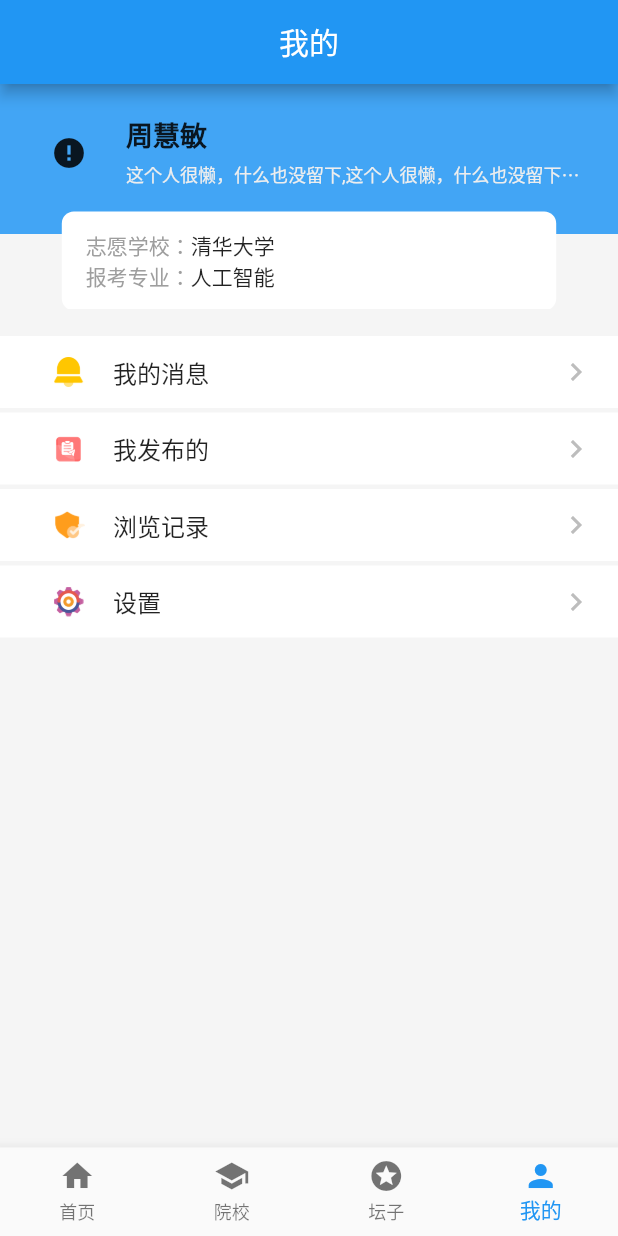
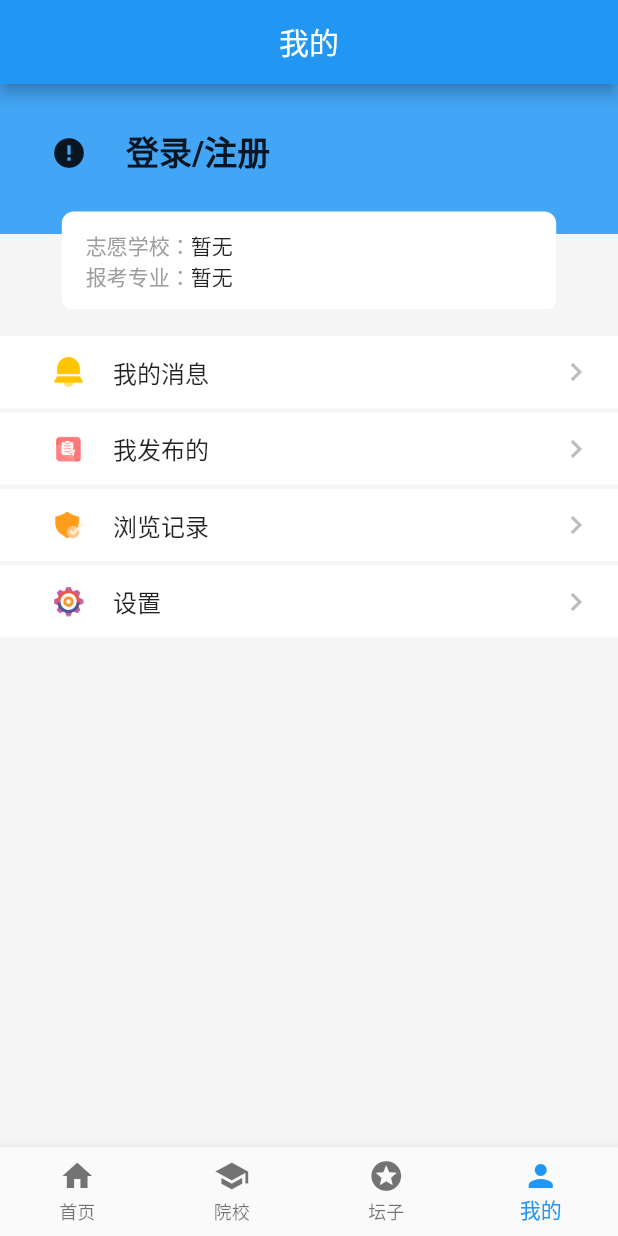
Before and after one commit to strongminmin/research, a Flutter app: the screen it shows after launch, swiped to page 4, on a phone screen of 412 x 824 dp. Run offline on Flutter 3.47's test engine with Material 2 defaults, Android fonts, the phone set to English and light mode, and no system bars; drawn by our look-alikes of cached_network_image; our stand-ins replace awesome_dialog, dio, fluro, flutter_easyrefresh, flutter_html, flutter_image_compress and 6 more; missing offline and left inert: loading_dialog, photo, photo_manager; network calls fail; statements that could not run were skipped.

Commit message:
feat: 定义认证接口

```diff
--- a/lib/components/PersonalCenter/Header.dart
+++ b/lib/components/PersonalCenter/Header.dart
@@ -1,11 +1,30 @@
 import 'package:cached_network_image/cached_network_image.dart';
+import 'package:fluro/fluro.dart';
 import 'package:flutter/material.dart';
+import 'package:provider/provider.dart';
+import 'package:yanyou/models/UserModel.dart';
+import 'package:yanyou/provider/UserProvider.dart';
+import 'package:yanyou/routes/Application.dart';
+import 'package:yanyou/routes/Routes.dart';
 
 class Header extends StatelessWidget {
   Header({Key key}) : super(key: key);
+  Function jumpLoginPage(BuildContext context) {
+    return () {
+      Application.router.navigateTo(
+        context,
+        Routes.loginPage,
+        transition: TransitionType.native,
+      );
+    };
+  }
+
   @override
   Widget build(BuildContext context) {
     num screenWidth = MediaQuery.of(context).size.width;
+    return Consumer<UserProvider>(
+      builder: (context, userProvider, child) {
+        UserModel userModel = userProvider.userInfo;
         return Container(
           height: 150,
           child: Stack(
@@ -22,13 +41,27 @@ class Header extends StatelessWidget {
                       child: CachedNetworkImage(
                         width: 60,
                         height: 60,
-                    imageUrl:
-                        'http://kimvoice.oss-cn-beijing.aliyuncs.com/voice/1.png',
-                    placeholder: (context, url) => CircularProgressIndicator(),
+                        imageUrl: userModel.userImage,
+                        placeholder: (context, url) =>
+                            CircularProgressIndicator(),
                         errorWidget: (context, url, error) => Icon(Icons.error),
                       ),
                     ),
-                Container(
+                    userModel.userId == 0
+                        ? GestureDetector(
+                            onTap: jumpLoginPage(context),
+                            child: Container(
+                              margin: EdgeInsets.only(top: 12, left: 8),
+                              child: Text(
+                                '登录/注册',
+                                style: TextStyle(
+                                  fontSize: 22,
+                                  fontWeight: FontWeight.bold,
+                                ),
+                              ),
+                            ),
+                          )
+                        : Container(
                             margin: EdgeInsets.only(left: 8, top: 4),
                             child: Column(
                               crossAxisAlignment: CrossAxisAlignment.start,
@@ -80,7 +113,7 @@ class Header extends StatelessWidget {
                               color: Colors.grey,
                             ),
                           ),
-                      Text('清华大学'),
+                          Text(userModel.volunteerSchool),
                         ],
                       ),
                       Row(
@@ -91,7 +124,7 @@ class Header extends StatelessWidget {
                               color: Colors.grey,
                             ),
                           ),
-                      Text('人工智能'),
+                          Text(userModel.volunteerProfession),
                         ],
                       ),
                     ],
@@ -101,5 +134,7 @@ class Header extends StatelessWidget {
             ],
           ),
         );
+      },
+    );
   }
 }
--- a/lib/models/UserModel.dart
+++ b/lib/models/UserModel.dart
@@ -13,7 +13,8 @@ class UserModel extends Object {
   UserModel({
     this.userId,
     this.userName,
-    this.userImage,
+    this.userImage =
+        'http://kimvoice.oss-cn-beijing.aliyuncs.com/voice/user/2020-03-08%2013%3A41%3A21.065889.jpg',
     this.password,
     this.userBirthday,
     this.userDescription,
--- a/lib/pages/PersonalCenter/Login/EmailCheck.dart
+++ b/lib/pages/PersonalCenter/Login/EmailCheck.dart
@@ -21,7 +21,7 @@ class _EmailCheckState extends State<EmailCheck> {
       'nextPage': Routes.registerUserPage,
     },
     'resetPassword': {
-      'title': '找回密码',
+      'title': '重置密码',
       'subTitle': '请输入您的邮箱，用于找回您的密码',
       'nextPage': Routes.resetPasswordPage,
     },
--- a/lib/pages/PersonalCenter/Login/Login.dart
+++ b/lib/pages/PersonalCenter/Login/Login.dart
@@ -195,7 +195,7 @@ class _LoginState extends State<Login> {
                     onTap: () {
                       Application.router.navigateTo(
                         context,
-                        '${Routes.resetPasswordPage}?type=resetPassword',
+                        '${Routes.emailCheckPage}?type=resetPassword',
                         transition: TransitionType.native,
                       );
                     },
```
Also changed, not shown: lib/api/Email.dart (added, +32 -0 lines), lib/api/User.dart (added, +52 -0 lines). Lines whose indentation alone changed are shown as unchanged.
